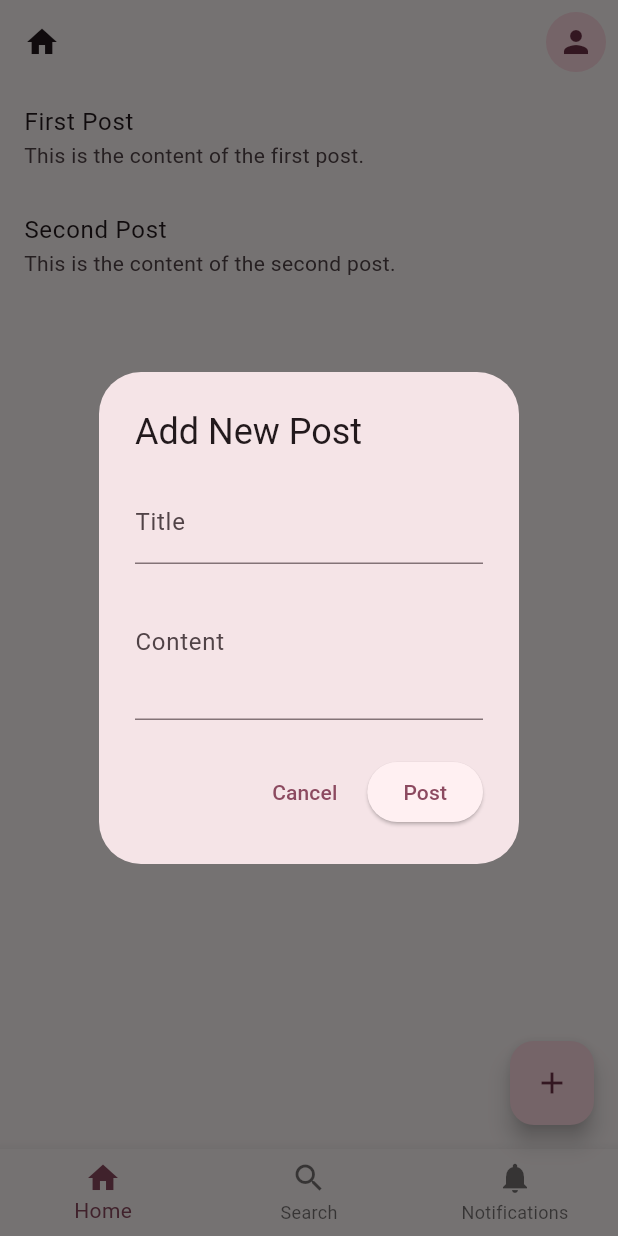
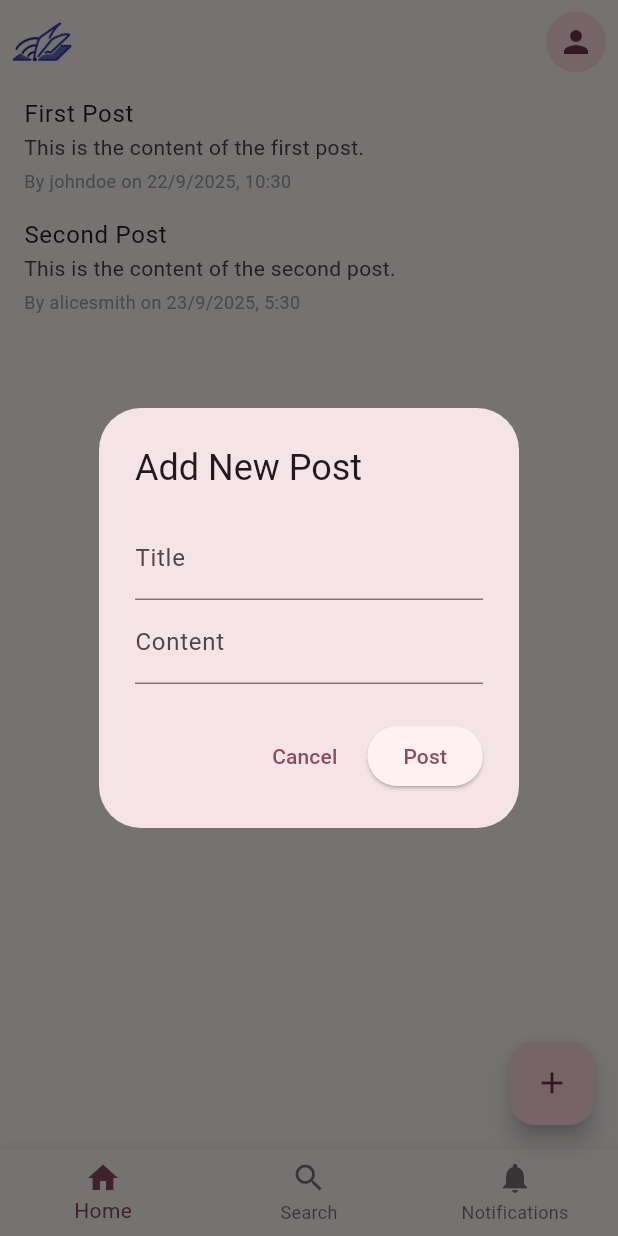
Before and after one commit to marcojalenyu/fleeds, a Flutter app: the screen it shows after launch, after a tap on the "add" icon, on a phone screen of 412 x 824 dp. Run offline on Flutter 3.47's test engine with Material 3 defaults, Android fonts, the phone set to English and light mode, and no system bars.

Commit message:
feat: Added creating posts

```diff
--- a/nota/lib/data/mock/mock_posts.dart
+++ b/nota/lib/data/mock/mock_posts.dart
@@ -1,4 +1,4 @@
-import 'package:nota/data/models/Post.dart';
+import 'package:nota/data/models/post.dart';
 
 final List<Post> mockPosts = [
   Post(
--- /dev/null
+++ b/nota/lib/data/mock/mock_users.dart
@@ -0,0 +1,20 @@
+import 'package:nota/data/models/user.dart';
+
+final List<User> mockUsers = [
+  User(
+    id: 'user1',
+    username: 'johndoe',
+    password: '123456',
+    displayName: 'John Doe',
+    createdAt: DateTime.now().subtract(const Duration(days: 10)),
+    updatedAt: DateTime.now().subtract(const Duration(days: 1)),
+  ),
+  User(
+    id: 'user2',
+    username: 'alicesmith',
+    password: 'password',
+    displayName: 'Alice Smith',
+    createdAt: DateTime.now().subtract(const Duration(days: 8)),
+    updatedAt: DateTime.now().subtract(const Duration(days: 2)),
+  ),
+];
--- a/nota/lib/data/models/post.dart
+++ b/nota/lib/data/models/post.dart
@@ -11,6 +11,8 @@ class Post {
 
   String get title => _title;
   String get content => _content;
+  String get authorId => _authorId;
+  DateTime get createdAt => _createdAt ?? DateTime.now();
 
   Post({
     required String id,
--- /dev/null
+++ b/nota/lib/data/services/post_service.dart
@@ -0,0 +1,31 @@
+import 'package:nota/data/mock/mock_posts.dart';
+import 'package:nota/data/models/post.dart';
+
+class PostService {
+  static Future<List<Post>> fetchPosts() async {
+    // Simulate network delay
+    await Future.delayed(const Duration(milliseconds: 300));
+    return mockPosts;
+  }
+
+  static Future<List<Post>> fetchPostsByUser(String userId) async {
+    // Simulate network delay
+    await Future.delayed(const Duration(milliseconds: 300));
+    return mockPosts.where((post) => post.authorId == userId).toList();
+  }
+
+  static Future<void> addPost(String userId, String title, String content) async {
+    // Simulate network delay
+    await Future.delayed(const Duration(seconds: 1));
+
+    final newPost = Post(
+      id: 'post${mockPosts.length + 1}',
+      authorId: userId,
+      title: title,
+      content: content,
+      createdAt: DateTime.now(),
+    );
+
+    mockPosts.add(newPost);
+  }
+}
--- /dev/null
+++ b/nota/lib/data/services/user_service.dart
@@ -0,0 +1,12 @@
+import 'package:nota/data/mock/mock_users.dart';
+import 'package:nota/data/models/user.dart';
+
+class UserService {
+  static User? getUserById(String id) {
+    try {
+      return mockUsers.firstWhere((user) => user.id == id);
+    } catch (e) {
+      return null;
+    }
+  }
+}
--- a/nota/lib/features/home/presentation/home_page.dart
+++ /dev/null
@@ -1,128 +0,0 @@
-import 'package:flutter/material.dart';
-import 'package:nota/data/mock/mock_posts.dart';
-import 'package:nota/data/models/Post.dart';
-
-class HomePage extends StatefulWidget {
-  const HomePage({super.key});
-
-  @override
-  State<HomePage> createState() => _HomePageState();
-}
-
-class _HomePageState extends State<HomePage> {
-  void _showAddPostDialog(BuildContext context) {
-
-    final titleController = TextEditingController();
-    final contentController = TextEditingController();
-
-    showDialog(
-      context: context,
-      builder: (context) {
-        String title = '';
-        String content = '';
-        return AlertDialog(
-          title: const Text('Add New Post'),
-          content: Column(
-            mainAxisSize: MainAxisSize.min,
-            children: [
-              TextField(
-                controller: titleController,
-                decoration: const InputDecoration(labelText: 'Title'),
-              ),
-              TextField(
-                controller: contentController,
-                decoration: const InputDecoration(labelText: 'Content'),
-                maxLines: 3,
-              ),
-            ],
-          ),
-          actions: [
-            TextButton(
-              onPressed: () {
-                Navigator.of(context).pop();
-              },
-              child: const Text('Cancel'),
-            ),
-            ElevatedButton(
-              onPressed: () {
-                title = titleController.text;
-                content = contentController.text;
-                if (title.isNotEmpty && content.isNotEmpty) {
-                  Navigator.of(context).pop({'title': title, 'content': content});
-                }
-              },
-              child: const Text('Post'),
-            ),
-          ],
-        );
-      },
-    ).then((result) {
-      if (result != null) {
-        setState(() {
-          mockPosts.add(Post(
-            id: DateTime.now().toString(),
-            authorId: 'currentUser', // Replace with actual user ID
-            title: result['title'],
-            content: result['content'],
-            createdAt: DateTime.now(),
-          ));
-        });
-      }
-    });
-  }
-
-  @override
-  Widget build(BuildContext context) {
-    return Scaffold(
-      appBar: AppBar(
-        leading: IconButton(
-          icon: const Icon(Icons.home),
-          onPressed: () {
-
-          }
-        ),
-        actions: [
-          IconButton(
-            icon: CircleAvatar(child: Icon(Icons.person)),
-            onPressed: () {
-
-            }
-          ),
-        ],
-      ),
-      body: ListView.builder(
-        itemCount: mockPosts.length,
-        itemBuilder: (context, index) {
-          final post = mockPosts[index];
-          return ListTile(
-            title: Text(post.title),
-            subtitle: Text(post.content),
-            onTap: () {
-              // Navigate to post details
-            },
-          );
-        },
-      ),
-      bottomNavigationBar: BottomNavigationBar(items: [
-        BottomNavigationBarItem(
-          icon: Icon(Icons.home),
-          label: 'Home',
-        ),
-        BottomNavigationBarItem(
-          icon: Icon(Icons.search),
-          label: 'Search',
-        ),
-        BottomNavigationBarItem(
-          icon: Icon(Icons.notifications),
-          label: 'Notifications',
-        ),
-      ]),
-      floatingActionButton: FloatingActionButton(
-        onPressed: () {
-          _showAddPostDialog(context);
-        },
-        child: const Icon(Icons.add),
-      ),
-    );
-  }
-}
--- /dev/null
+++ b/nota/lib/features/home/presentation/home_screen.dart
@@ -0,0 +1,114 @@
+import 'package:flutter/material.dart';
+import 'package:nota/data/mock/mock_posts.dart';
+import 'package:nota/data/models/post.dart';
+import 'package:nota/data/services/user_service.dart';
+import 'package:nota/features/post/logic/post_controller.dart';
+import 'package:nota/features/post/presentation/post_dialog.dart';
+
+class HomeScreen extends StatefulWidget {
+  const HomeScreen({super.key});
+
+  @override
+  State<HomeScreen> createState() => _HomeScreenState();
+}
+
+class _HomeScreenState extends State<HomeScreen> {
+  final _postController = PostController();
+  List<Post> _posts = [];
+
+  @override
+  void initState() {
+    super.initState();
+    _fetchPosts();
+  }
+
+  Future<void> _fetchPosts() async {
+    final posts = await _postController.fetchPosts();
+    setState(() {
+      _posts = posts;
+    });
+  }
+
+  Future<void> _showAddPostDialog(BuildContext context) async {
+    final result = await showDialog<Map<String, String>>(
+      context: context,
+      builder: (context) => AddPostDialog(),
+    );
+
+    if (result != null) {
+      final success = await _postController.addPost(
+        'user1',
+        result['title'] ?? '',
+        result['content'] ?? '',
+      );
+      if (success) {
+        setState(() {}); // Refresh the UI to show the new post
+      } else {
+        ScaffoldMessenger.of(context).showSnackBar(
+          SnackBar(content: Text(_postController.error ?? 'Unknown error')),
+        );
+      }
+    }
+  }
+
+  @override
+  Widget build(BuildContext context) {
+    return Scaffold(
+      appBar: AppBar(
+        leading: IconButton(
+          icon: Image.asset('assets/icon.png'),
+          onPressed: () {
+
+          }
+        ),
+        actions: [
+          IconButton(
+            icon: CircleAvatar(child: Icon(Icons.person)),
+            onPressed: () {
+
+            }
+          ),
+        ],
+      ),
+      body: ListView.builder(
+        itemCount: _posts.length,
+        itemBuilder: (context, index) {
+          final post = _posts[index];
+          final user = UserService.getUserById(post.authorId);
+          final username = user?.username ?? 'Unknown';
+          final formattedDate = '${post.createdAt.day}/${post.createdAt.month}/${post.createdAt.year}, ${post.createdAt.hour}:${post.createdAt.minute.toString().padLeft(2, '0')}';
+
+          return ListTile(
+            title: Text(post.title),
+            subtitle: Column(
+              crossAxisAlignment: CrossAxisAlignment.start,
+              children: [
+                Text(post.content),
+                SizedBox(height: 4),
+                Text('By $username on $formattedDate', style: TextStyle(fontSize: 12, color: Colors.grey)),
+              ],
+            ),
+          );
+        },
+      ),
+      bottomNavigationBar: BottomNavigationBar(items: [
+        BottomNavigationBarItem(
+          icon: Icon(Icons.home),
+          label: 'Home',
+        ),
+        BottomNavigationBarItem(
+          icon: Icon(Icons.search),
+          label: 'Search',
+        ),
+        BottomNavigationBarItem(
+          icon: Icon(Icons.notifications),
+          label: 'Notifications',
+        ),
+      ]),
+      floatingActionButton: FloatingActionButton(
+        onPressed: () => _showAddPostDialog(context),
+        child: const Icon(Icons.add),
+      ),
+    );
+  }
+}
--- /dev/null
+++ b/nota/lib/features/post/logic/post_controller.dart
@@ -0,0 +1,47 @@
+import 'package:flutter/material.dart';
+import 'package:nota/data/models/post.dart';
+import 'package:nota/data/services/post_service.dart';
+
+class PostController extends ChangeNotifier {
+  bool isLoading = false;
+  String? error;
+
+  Future<List<Post>> fetchPosts() async {
+    isLoading = true;
+    notifyListeners();
+
+    try {
+      final posts = await PostService.fetchPosts();
+      isLoading = false;
+      notifyListeners();
+      return posts;
+    } catch (e) {
+      error = 'Failed to fetch posts: $e';
+      isLoading = false;
+      notifyListeners();
+      return [];
+    }
+  }
+
+  Future<bool> addPost(String userId, String title, String content) async {
+    if (title.isEmpty || content.isEmpty) {
+      error = 'Title and content cannot be empty.';
+      notifyListeners();
+      return false;
+    }
+    isLoading = true;
+    notifyListeners();
+
+    try {
+      await PostService.addPost(userId, title, content);
+      isLoading = false;
+      notifyListeners();
+      return true;
+    } catch (e) {
+      error = 'Failed to add post: $e';
+      isLoading = false;
+      notifyListeners();
+      return false;
+    }
+  }
+}
--- /dev/null
+++ b/nota/lib/features/post/presentation/post_dialog.dart
@@ -0,0 +1,50 @@
+import 'package:flutter/material.dart';
+import 'package:nota/data/mock/mock_posts.dart';
+import 'package:nota/data/models/Post.dart';
+
+class AddPostDialog extends StatefulWidget {
+  @override
+  State<AddPostDialog> createState() => _AddPostDialogState();
+}
+
+class _AddPostDialogState extends State<AddPostDialog> {
+  final _titleController = TextEditingController();
+  final _contentController = TextEditingController();
+
+  @override
+  Widget build(BuildContext context) {
+    return AlertDialog(
+      title: Text('Add New Post'),
+      content: Column(
+        mainAxisSize: MainAxisSize.min,
+        children: [
+          TextField(
+            controller: _titleController,
+            decoration: InputDecoration(labelText: 'Title'),
+          ),
+          TextField(
+            controller: _contentController,
+            decoration: InputDecoration(labelText: 'Content'),
+          ),
+        ],
+      ),
+      actions: [
+        TextButton(
+          onPressed: () {
+            Navigator.of(context).pop();
+          },
+          child: Text('Cancel'),
+        ),
+        ElevatedButton(
+          onPressed: () {
+            Navigator.of(context).pop({
+              'title': _titleController.text,
+              'content': _contentController.text,
+            });
+          },
+          child: Text('Post'),
+        ),
+      ],
+    );
+  }
+}
--- a/nota/lib/main.dart
+++ b/nota/lib/main.dart
@@ -1,5 +1,5 @@
 import 'package:flutter/material.dart';
-import 'features/home/presentation/home_page.dart';
+import 'features/home/presentation/home_screen.dart';
 
 void main() {
   runApp(const MyApp());
@@ -16,7 +16,7 @@ class MyApp extends StatelessWidget {
       theme: ThemeData(
         colorScheme: ColorScheme.fromSeed(seedColor: Colors.black),
       ),
-      home: const HomePage(),
+      home: const HomeScreen(),
     );
   }
 }
```
